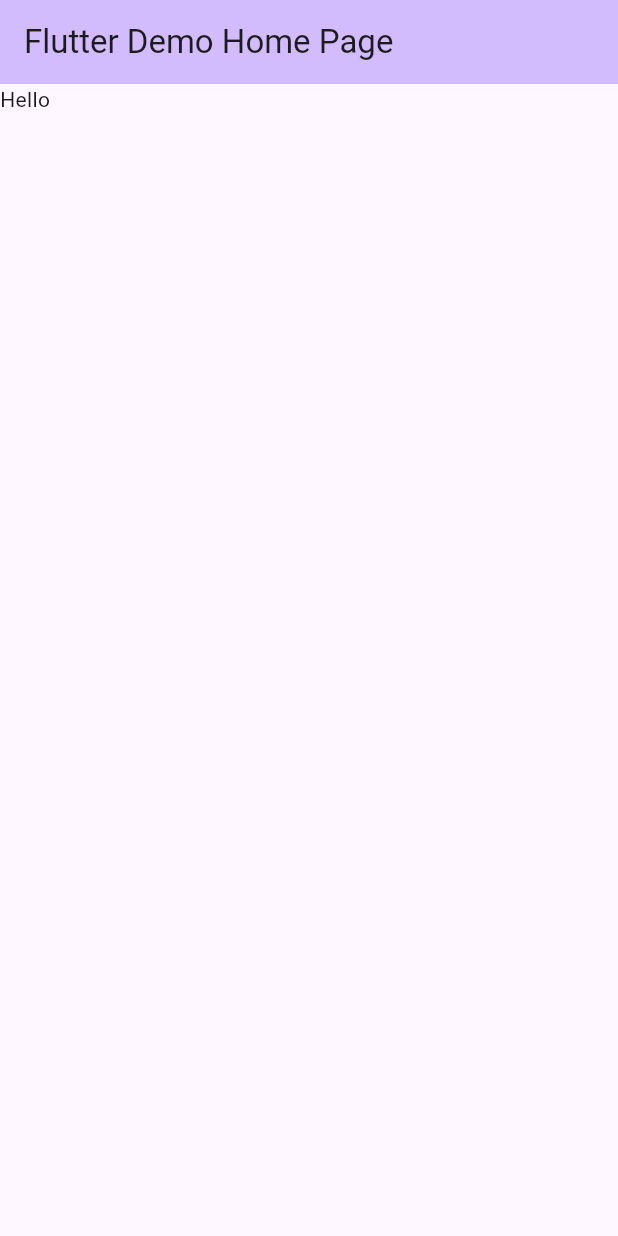
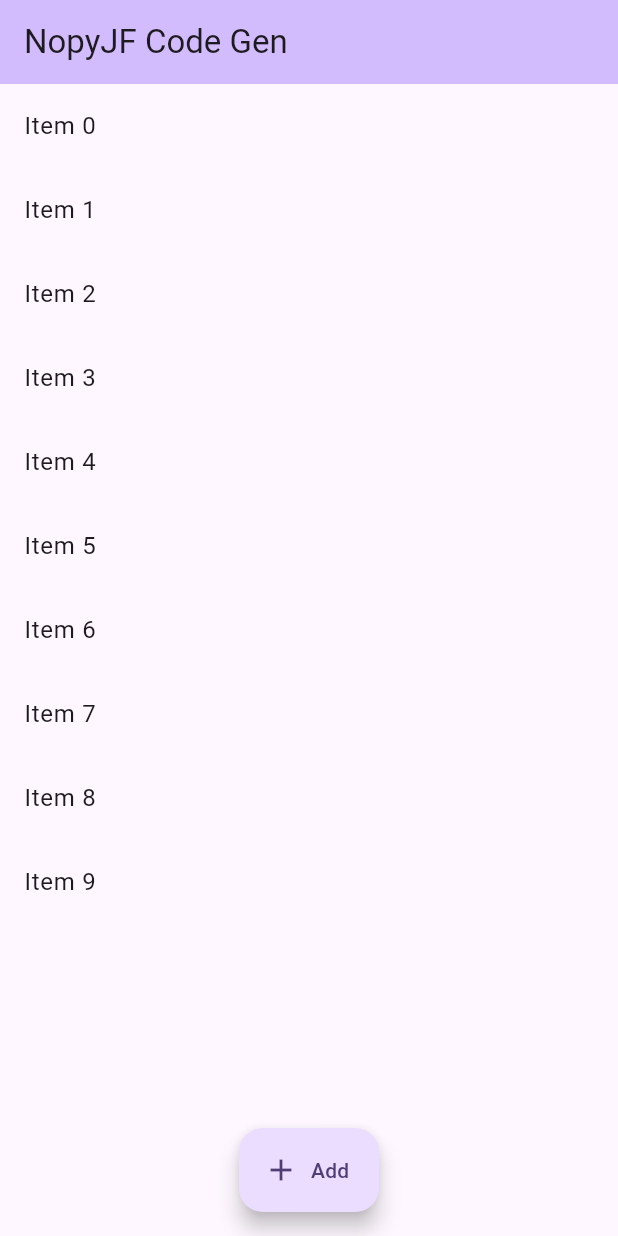
Before and after one commit to nopyjf/nopyjf-code-gen, a Flutter app: the screen it shows after launch, on a phone screen of 412 x 824 dp. Run offline on Flutter 3.47's test engine with Material 2 defaults, Android fonts, the phone set to English and light mode, and no system bars; our stand-ins replace equatable, flutter_bloc, logger; statements that could not run were skipped.

Commit message:
feat: add selection bloc

```diff
--- a/lib/main.dart
+++ b/lib/main.dart
@@ -1,6 +1,6 @@
 import 'package:flutter/material.dart';
 
-import 'modules/selection/ui/SelectionListScreen.dart';
+import 'modules/selection/ui/selection_list_screen.dart';
 
 void main() {
   runApp(const MyApp());
@@ -13,12 +13,12 @@ class MyApp extends StatelessWidget {
   @override
   Widget build(BuildContext context) {
     return MaterialApp(
-      title: 'NopyJF Fl',
+      title: 'NopyJF Code Gen',
       theme: ThemeData(
         colorScheme: ColorScheme.fromSeed(seedColor: Colors.deepPurple),
         useMaterial3: true,
       ),
-      home: const MyHomePage(title: 'Flutter Demo Home Page'),
+      home: const MyHomePage(title: 'NopyJF Code Gen'),
     );
   }
 }
@@ -33,45 +33,8 @@ class MyHomePage extends StatefulWidget {
 }
 
 class _MyHomePageState extends State<MyHomePage> {
-  int _counter = 0;
-
-  void _incrementCounter() {
-    setState(() {
-      _counter++;
-    });
-  }
-
   @override
   Widget build(BuildContext context) {
-    return Scaffold(
-        appBar: AppBar(
-          backgroundColor: Theme.of(context).colorScheme.inversePrimary,
-          title: Text(widget.title),
-        ),
-        body: const SelectionListScreen()
-
-        // Center(
-        //   child: Column(
-        //     mainAxisAlignment: MainAxisAlignment.center,
-        //     children: <Widget>[
-        //       const Text(
-        //         'You have pushed the button this many times:',
-        //       ),
-        //       Text(
-        //         '$_counter',
-        //         style: Theme.of(context).textTheme.headlineMedium,
-        //       ),
-        //     ],
-        //   ),
-        // ),
-        // floatingActionButtonLocation: FloatingActionButtonLocation.centerFloat,
-        // floatingActionButton: FloatingActionButton.extended(
-        //   label: const Text("Add"),
-        //   onPressed: _incrementCounter,
-        //   tooltip: 'Increment',
-        //   icon: const Icon(Icons.add),
-        //   // child: const Icon(Icons.add),
-        // ),
-        );
+    return SelectionListScreen(title: widget.title);
   }
 }
--- /dev/null
+++ b/lib/modules/selection/bloc/selection_bloc.dart
@@ -0,0 +1,27 @@
+import 'dart:async';
+
+import 'package:equatable/equatable.dart';
+import 'package:flutter_bloc/flutter_bloc.dart';
+import 'package:logger/logger.dart';
+
+import '../model/selection_model.dart';
+
+part 'selection_event.dart';
+
+part 'selection_state.dart';
+
+class SelectBloc extends Bloc<SelectionEvent, SelectionState> {
+  SelectBloc(super.initialState) {
+    on<SelectionComponentEvent>(_selectComponent);
+  }
+
+  FutureOr<void> _selectComponent(
+    SelectionComponentEvent event,
+    Emitter<void> emit,
+  ) async {
+    Selection model = const Selection(id: '123');
+    SelectionState state = SelectionState(model: model);
+    Logger(printer: PrettyPrinter()).d(state);
+    emit(state);
+  }
+}
--- /dev/null
+++ b/lib/modules/selection/bloc/selection_state.dart
@@ -0,0 +1,10 @@
+part of 'selection_bloc.dart';
+
+class SelectionState extends Equatable {
+  const SelectionState({required this.model});
+
+  final Selection model;
+
+  @override
+  List<Object?> get props => [model];
+}
--- /dev/null
+++ b/lib/modules/selection/model/selection_model.dart
@@ -0,0 +1,10 @@
+import 'package:equatable/equatable.dart';
+
+class Selection extends Equatable {
+  const Selection({required this.id});
+
+  final String id;
+
+  @override
+  List<Object?> get props => [id];
+}
--- a/lib/modules/selection/ui/SelectionListScreen.dart
+++ /dev/null
@@ -1,15 +0,0 @@
-import 'package:flutter/material.dart';
-
-class SelectionListScreen extends StatefulWidget {
-  const SelectionListScreen({super.key});
-
-  @override
-  State<SelectionListScreen> createState() => _SelectionListScreenState();
-}
-
-class _SelectionListScreenState extends State<SelectionListScreen> {
-  @override
-  Widget build(BuildContext context) {
-    return const Text("Hello");
-  }
-}
--- /dev/null
+++ b/lib/modules/selection/ui/components/selection_item.dart
@@ -0,0 +1,15 @@
+import 'package:flutter/material.dart';
+
+class SelectionItem extends StatelessWidget {
+  const SelectionItem({Key? key, required this.index}) : super(key: key);
+
+  final int index;
+
+  @override
+  Widget build(BuildContext context) {
+    return ListTile(
+      title: Text('Item $index'),
+      onTap: () {},
+    );
+  }
+}
--- /dev/null
+++ b/lib/modules/selection/ui/components/selection_list.dart
@@ -0,0 +1,23 @@
+import 'package:flutter/material.dart';
+
+import 'selection_item.dart';
+
+class SelectList extends StatefulWidget {
+  const SelectList({Key? key}) : super(key: key);
+
+  @override
+  State<SelectList> createState() => _SelectListState();
+}
+
+class _SelectListState extends State<SelectList> {
+  @override
+  Widget build(BuildContext context) {
+    return ListView.builder(
+      scrollDirection: Axis.vertical,
+      itemCount: 10,
+      itemBuilder: (BuildContext context, int index) {
+        return SelectionItem(index: index);
+      },
+    );
+  }
+}
--- /dev/null
+++ b/lib/modules/selection/ui/selection_list_screen.dart
@@ -0,0 +1,45 @@
+import 'package:flutter/material.dart';
+import 'package:flutter_bloc/flutter_bloc.dart';
+
+import '../bloc/selection_bloc.dart';
+import '../model/selection_model.dart';
+import 'components/selection_list.dart';
+
+class SelectionListScreen extends StatefulWidget {
+  const SelectionListScreen({super.key, required this.title});
+
+  final String title;
+
+  @override
+  State<SelectionListScreen> createState() => _SelectionListScreenState();
+}
+
+class _SelectionListScreenState extends State<SelectionListScreen> {
+  @override
+  Widget build(BuildContext context) {
+    const model = Selection(id: '123');
+    const state = SelectionState(model: model);
+
+    return BlocProvider(
+        create: (_) => SelectBloc(state),
+        child:
+            BlocBuilder<SelectBloc, SelectionState>(builder: (context, state) {
+          return Scaffold(
+            appBar: AppBar(
+              backgroundColor: Theme.of(context).colorScheme.inversePrimary,
+              title: Text(widget.title),
+            ),
+            body: const SelectList(),
+            floatingActionButton: FloatingActionButton.extended(
+              onPressed: () {
+                context.read<SelectBloc>().add(SelectionComponentEvent());
+              },
+              label: const Text('Add'),
+              icon: const Icon(Icons.add),
+            ),
+            floatingActionButtonLocation:
+                FloatingActionButtonLocation.centerFloat,
+          );
+        }));
+  }
+}
```
Also changed, not shown: pubspec.yaml (+5 -2 lines), pubspec.lock.
